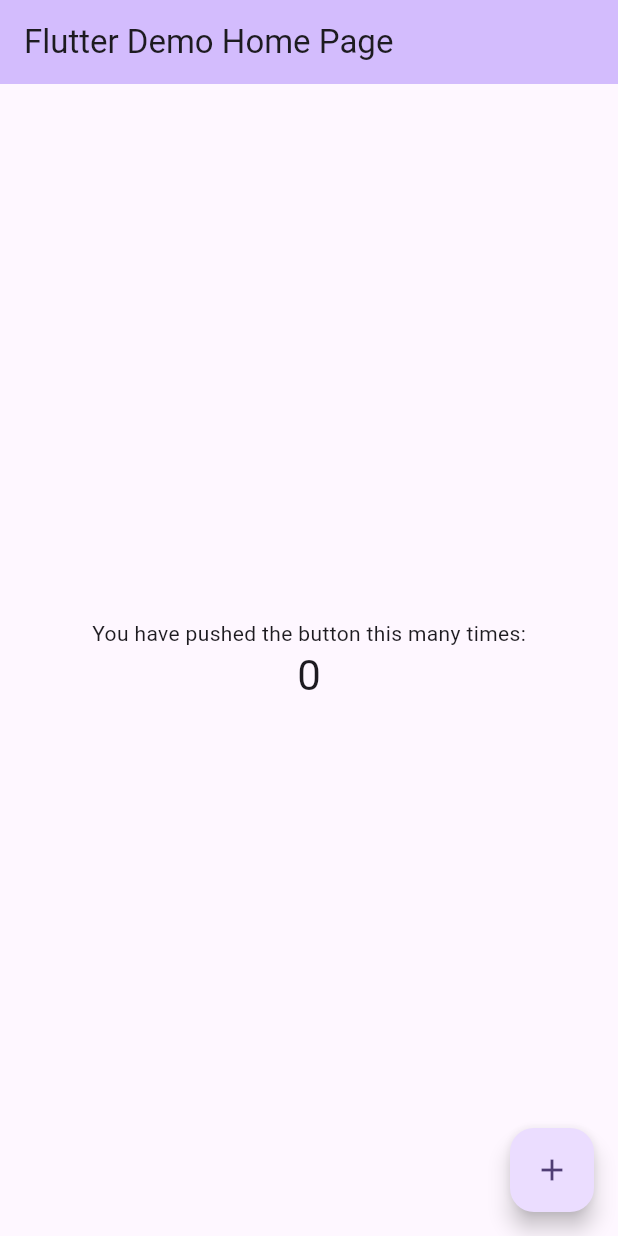
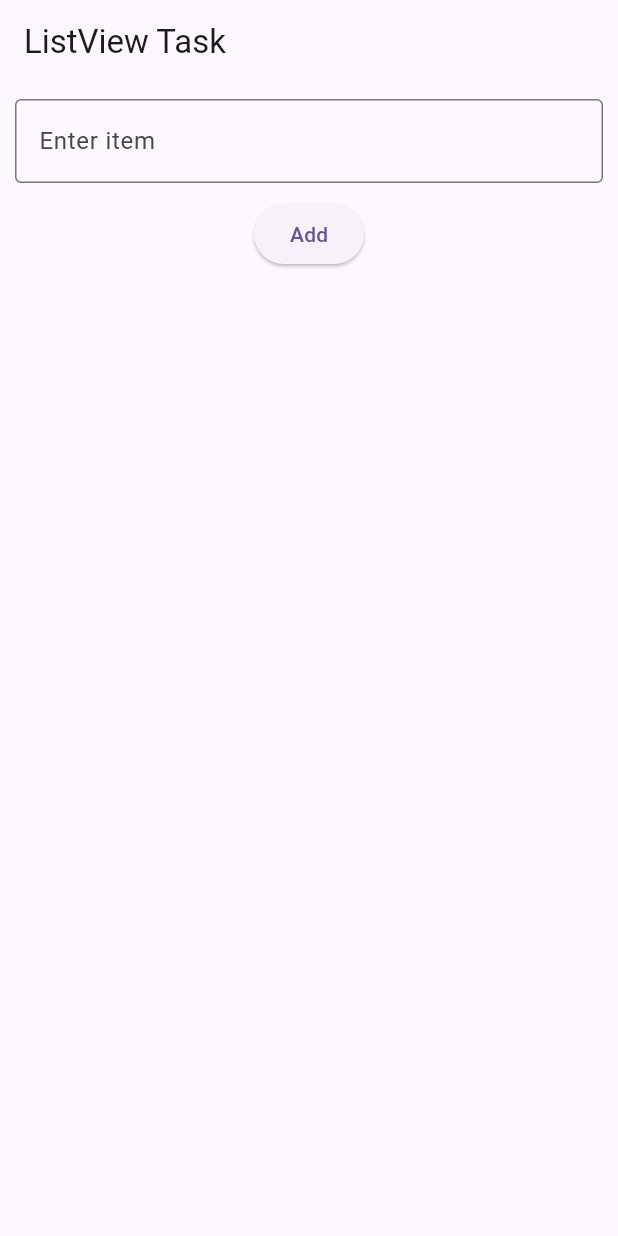
Before and after one commit to Smit-Softcolon/List-Manage, a Flutter app: the screen it shows after launch, on a phone screen of 412 x 824 dp. Run offline on Flutter 3.47's test engine with Material 3 defaults, Android fonts, the light colour scheme and no system bars.

Commit message:
Question Added

```diff
--- /dev/null
+++ b/lib/list_manage.dart
@@ -0,0 +1,64 @@
+import 'package:flutter/material.dart';
+
+final ValueNotifier<List<String>> itemsNotifier =
+    ValueNotifier<List<String>>([]);
+
+final TextEditingController _controller = TextEditingController();
+
+bool addItems(String str) {
+  // Add your logic here and change the return value as your convenience
+  return false;
+}
+
+class ListManage extends StatefulWidget {
+  const ListManage({super.key});
+
+  @override
+  State<ListManage> createState() => _ListManageState();
+}
+
+class _ListManageState extends State<ListManage> {
+  @override
+  Widget build(BuildContext context) {
+    return Scaffold(
+      appBar: AppBar(
+        title: const Text('ListView Task'),
+      ),
+      body: Column(
+        children: [
+          Padding(
+            padding: const EdgeInsets.all(10),
+            child: TextField(
+              controller: _controller,
+              decoration: const InputDecoration(
+                border: OutlineInputBorder(),
+                hintText: 'Enter item',
+              ),
+            ),
+          ),
+          ElevatedButton(
+            onPressed: () {
+              addItems(_controller.text);
+            },
+            child: const Text('Add'),
+          ),
+          Expanded(
+            child: ValueListenableBuilder<List<String>>(
+              valueListenable: itemsNotifier,
+              builder: (context, items, child) {
+                return ListView.builder(
+                  itemCount: items.length,
+                  itemBuilder: (context, index) {
+                    return ListTile(
+                      title: Text(items[index]),
+                    );
+                  },
+                );
+              },
+            ),
+          ),
+        ],
+      ),
+    );
+  }
+}
--- a/lib/main.dart
+++ b/lib/main.dart
@@ -1,4 +1,5 @@
 import 'package:flutter/material.dart';
+import 'package:item_list_manager_task/list_manage.dart';
 
 void main() {
   runApp(const MyApp());
@@ -7,119 +8,12 @@
 class MyApp extends StatelessWidget {
   const MyApp({super.key});
 
-  // This widget is the root of your application.
   @override
   Widget build(BuildContext context) {
-    return MaterialApp(
-      title: 'Flutter Demo',
-      theme: ThemeData(
-        // This is the theme of your application.
-        //
-        // TRY THIS: Try running your application with "flutter run". You'll see
-        // the application has a purple toolbar. Then, without quitting the app,
-        // try changing the seedColor in the colorScheme below to Colors.green
-        // and then invoke "hot reload" (save your changes or press the "hot
-        // reload" button in a Flutter-supported IDE, or press "r" if you used
-        // the command line to start the app).
-        //
-        // Notice that the counter didn't reset back to zero; the application
-        // state is not lost during the reload. To reset the state, use hot
-        // restart instead.
-        //
-        // This works for code too, not just values: Most code changes can be
-        // tested with just a hot reload.
-        colorScheme: ColorScheme.fromSeed(seedColor: Colors.deepPurple),
-        useMaterial3: true,
-      ),
-      home: const MyHomePage(title: 'Flutter Demo Home Page'),
+    return const MaterialApp(
+      title: 'List Manage',
+      debugShowCheckedModeBanner: false,
+      home: ListManage(),
     );
   }
 }
-
-class MyHomePage extends StatefulWidget {
-  const MyHomePage({super.key, required this.title});
-
-  // This widget is the home page of your application. It is stateful, meaning
-  // that it has a State object (defined below) that contains fields that affect
-  // how it looks.
-
-  // This class is the configuration for the state. It holds the values (in this
-  // case the title) provided by the parent (in this case the App widget) and
-  // used by the build method of the State. Fields in a Widget subclass are
-  // always marked "final".
-
-  final String title;
-
-  @override
-  State<MyHomePage> createState() => _MyHomePageState();
-}
-
-class _MyHomePageState extends State<MyHomePage> {
-  int _counter = 0;
-
-  void _incrementCounter() {
-    setState(() {
-      // This call to setState tells the Flutter framework that something has
-      // changed in this State, which causes it to rerun the build method below
-      // so that the display can reflect the updated values. If we changed
-      // _counter without calling setState(), then the build method would not be
-      // called again, and so nothing would appear to happen.
-      _counter++;
-    });
-  }
-
-  @override
-  Widget build(BuildContext context) {
-    // This method is rerun every time setState is called, for instance as done
-    // by the _incrementCounter method above.
-    //
-    // The Flutter framework has been optimized to make rerunning build methods
-    // fast, so that you can just rebuild anything that needs updating rather
-    // than having to individually change instances of widgets.
-    return Scaffold(
-      appBar: AppBar(
-        // TRY THIS: Try changing the color here to a specific color (to
-        // Colors.amber, perhaps?) and trigger a hot reload to see the AppBar
-        // change color while the other colors stay the same.
-        backgroundColor: Theme.of(context).colorScheme.inversePrimary,
-        // Here we take the value from the MyHomePage object that was created by
-        // the App.build method, and use it to set our appbar title.
-        title: Text(widget.title),
-      ),
-      body: Center(
-        // Center is a layout widget. It takes a single child and positions it
-        // in the middle of the parent.
-        child: Column(
-          // Column is also a layout widget. It takes a list of children and
-          // arranges them vertically. By default, it sizes itself to fit its
-          // children horizontally, and tries to be as tall as its parent.
-          //
-          // Column has various properties to control how it sizes itself and
-          // how it positions its children. Here we use mainAxisAlignment to
-          // center the children vertically; the main axis here is the vertical
-          // axis because Columns are vertical (the cross axis would be
-          // horizontal).
-          //
-          // TRY THIS: Invoke "debug painting" (choose the "Toggle Debug Paint"
-          // action in the IDE, or press "p" in the console), to see the
-          // wireframe for each widget.
-          mainAxisAlignment: MainAxisAlignment.center,
-          children: <Widget>[
-            const Text(
-              'You have pushed the button this many times:',
-            ),
-            Text(
-              '$_counter',
-              style: Theme.of(context).textTheme.headlineMedium,
-            ),
-          ],
-        ),
-      ),
-      floatingActionButton: FloatingActionButton(
-        onPressed: _incrementCounter,
-        tooltip: 'Increment',
-        child: const Icon(Icons.add),
-      ), // This trailing comma makes auto-formatting nicer for build methods.
-    );
-  }
-}
```
Also changed, not shown: 2 other files.
